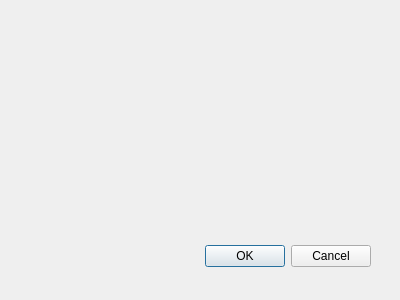
This is CarExhibitionManagement/Dialog_managerSingIn.ui in behruzsayyadi/AP98Project as Qt 5 draws it before an edit. The edited form follows.
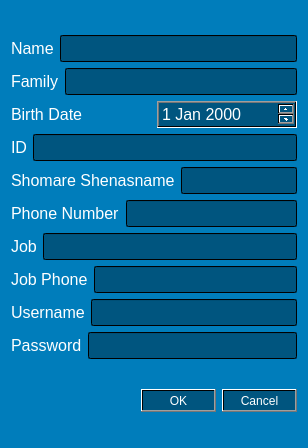
This is the edited form.

The edit to the form file:
```diff
--- a/CarExhibitionManagement/Dialog_managerSingIn.ui
+++ b/CarExhibitionManagement/Dialog_managerSingIn.ui
@@ -8,29 +8,325 @@
    <rect>
     <x>0</x>
     <y>0</y>
-    <width>400</width>
-    <height>300</height>
+    <width>308</width>
+    <height>448</height>
    </rect>
   </property>
   <property name="windowTitle">
    <string>Dialog</string>
   </property>
-  <widget name="buttonBox" class="QDialogButtonBox">
-   <property name="geometry">
-    <rect>
-     <x>30</x>
-     <y>240</y>
-     <width>341</width>
-     <height>32</height>
-    </rect>
-   </property>
-   <property name="orientation">
-    <enum>Qt::Horizontal</enum>
-   </property>
-   <property name="standardButtons">
-    <set>QDialogButtonBox::Cancel|QDialogButtonBox::Ok</set>
-   </property>
-  </widget>
+  <property name="styleSheet">
+   <string notr="true">QDialog{background-color: qlineargradient(spread:reflect, x1:1, y1:0, x2:1, y2:1, stop:0.517413 rgba(0, 125, 187, 255));
+color: rgb(255, 255, 255);}
+QLineEdit
+{
+background-color: qlineargradient(spread:reflect, x1:1, y1:0, x2:1, y2:1, stop:0.517413 rgba(0, 85, 127, 255));
+color: rgb(255, 255, 255);
+}
+</string>
+  </property>
+  <layout class="QGridLayout" name="gridLayout">
+   <item row="0" column="0">
+    <layout class="QVBoxLayout" name="verticalLayout">
+     <item>
+      <layout class="QHBoxLayout" name="horizontalLayout">
+       <item>
+        <widget class="QLabel" name="label_name">
+         <property name="font">
+          <font>
+           <pointsize>12</pointsize>
+          </font>
+         </property>
+         <property name="styleSheet">
+          <string notr="true">
+color: rgb(255, 255, 255);</string>
+         </property>
+         <property name="text">
+          <string>Name</string>
+         </property>
+        </widget>
+       </item>
+       <item>
+        <widget class="QLineEdit" name="lineEdit_name">
+         <property name="font">
+          <font>
+           <pointsize>12</pointsize>
+          </font>
+         </property>
+        </widget>
+       </item>
+      </layout>
+     </item>
+     <item>
+      <layout class="QHBoxLayout" name="horizontalLayout_2">
+       <item>
+        <widget class="QLabel" name="label_family">
+         <property name="font">
+          <font>
+           <pointsize>12</pointsize>
+          </font>
+         </property>
+         <property name="styleSheet">
+          <string notr="true">color: rgb(255, 255, 255);</string>
+         </property>
+         <property name="text">
+          <string>Family</string>
+         </property>
+        </widget>
+       </item>
+       <item>
+        <widget class="QLineEdit" name="lineEdit_family">
+         <property name="font">
+          <font>
+           <pointsize>12</pointsize>
+          </font>
+         </property>
+        </widget>
+       </item>
+      </layout>
+     </item>
+     <item>
+      <layout class="QHBoxLayout" name="horizontalLayout_3">
+       <item>
+        <widget class="QLabel" name="label_birthDate">
+         <property name="font">
+          <font>
+           <pointsize>12</pointsize>
+          </font>
+         </property>
+         <property name="styleSheet">
+          <string notr="true">color: rgb(255, 255, 255);</string>
+         </property>
+         <property name="text">
+          <string>Birth Date</string>
+         </property>
+        </widget>
+       </item>
+       <item>
+        <widget class="QDateEdit" name="dateEdit">
+         <property name="font">
+          <font>
+           <pointsize>12</pointsize>
+          </font>
+         </property>
+         <property name="styleSheet">
+          <string notr="true">background-color: qlineargradient(spread:reflect, x1:1, y1:0, x2:1, y2:1, stop:0.517413 rgba(0, 85, 127, 255));
+color: rgb(255, 255, 255);</string>
+         </property>
+        </widget>
+       </item>
+      </layout>
+     </item>
+     <item>
+      <layout class="QHBoxLayout" name="horizontalLayout_4">
+       <item>
+        <widget class="QLabel" name="label_ID">
+         <property name="font">
+          <font>
+           <pointsize>12</pointsize>
+          </font>
+         </property>
+         <property name="styleSheet">
+          <string notr="true">color: rgb(255, 255, 255);</string>
+         </property>
+         <property name="text">
+          <string>ID</string>
+         </property>
+        </widget>
+       </item>
+       <item>
+        <widget class="QLineEdit" name="lineEdit_ID">
+         <property name="font">
+          <font>
+           <pointsize>12</pointsize>
+          </font>
+         </property>
+        </widget>
+       </item>
+      </layout>
+     </item>
+     <item>
+      <layout class="QHBoxLayout" name="horizontalLayout_5">
+       <item>
+        <widget class="QLabel" name="label_shShenasname">
+         <property name="font">
+          <font>
+           <pointsize>12</pointsize>
+          </font>
+         </property>
+         <property name="styleSheet">
+          <string notr="true">color: rgb(255, 255, 255);</string>
+         </property>
+         <property name="text">
+          <string>Shomare Shenasname</string>
+         </property>
+        </widget>
+       </item>
+       <item>
+        <widget class="QLineEdit" name="lineEdit_shShenas">
+         <property name="font">
+          <font>
+           <pointsize>12</pointsize>
+          </font>
+         </property>
+        </widget>
+       </item>
+      </layout>
+     </item>
+     <item>
+      <layout class="QHBoxLayout" name="horizontalLayout_6">
+       <item>
+        <widget class="QLabel" name="label_phoneNum">
+         <property name="font">
+          <font>
+           <pointsize>12</pointsize>
+          </font>
+         </property>
+         <property name="styleSheet">
+          <string notr="true">color: rgb(255, 255, 255);</string>
+         </property>
+         <property name="text">
+          <string>Phone Number</string>
+         </property>
+        </widget>
+       </item>
+       <item>
+        <widget class="QLineEdit" name="lineEdit_phoneNum">
+         <property name="font">
+          <font>
+           <pointsize>12</pointsize>
+          </font>
+         </property>
+        </widget>
+       </item>
+      </layout>
+     </item>
+     <item>
+      <layout class="QHBoxLayout" name="horizontalLayout_7">
+       <item>
+        <widget class="QLabel" name="label_job">
+         <property name="font">
+          <font>
+           <pointsize>12</pointsize>
+          </font>
+         </property>
+         <property name="styleSheet">
+          <string notr="true">color: rgb(255, 255, 255);</string>
+         </property>
+         <property name="text">
+          <string>Job</string>
+         </property>
+        </widget>
+       </item>
+       <item>
+        <widget class="QLineEdit" name="lineEdit_job">
+         <property name="font">
+          <font>
+           <pointsize>12</pointsize>
+          </font>
+         </property>
+        </widget>
+       </item>
+      </layout>
+     </item>
+     <item>
+      <layout class="QHBoxLayout" name="horizontalLayout_8">
+       <item>
+        <widget class="QLabel" name="label_jobPhone">
+         <property name="font">
+          <font>
+           <pointsize>12</pointsize>
+          </font>
+         </property>
+         <property name="styleSheet">
+          <string notr="true">color: rgb(255, 255, 255);</string>
+         </property>
+         <property name="text">
+          <string>Job Phone</string>
+         </property>
+        </widget>
+       </item>
+       <item>
+        <widget class="QLineEdit" name="lineEdit_jobPhone">
+         <property name="font">
+          <font>
+           <pointsize>12</pointsize>
+          </font>
+         </property>
+        </widget>
+       </item>
+      </layout>
+     </item>
+     <item>
+      <layout class="QHBoxLayout" name="horizontalLayout_9">
+       <item>
+        <widget class="QLabel" name="label_username">
+         <property name="font">
+          <font>
+           <pointsize>12</pointsize>
+          </font>
+         </property>
+         <property name="styleSheet">
+          <string notr="true">color: rgb(255, 255, 255);</string>
+         </property>
+         <property name="text">
+          <string>Username</string>
+         </property>
+        </widget>
+       </item>
+       <item>
+        <widget class="QLineEdit" name="lineEdit_username">
+         <property name="font">
+          <font>
+           <pointsize>12</pointsize>
+          </font>
+         </property>
+        </widget>
+       </item>
+      </layout>
+     </item>
+     <item>
+      <layout class="QHBoxLayout" name="horizontalLayout_10">
+       <item>
+        <widget class="QLabel" name="label_password">
+         <property name="font">
+          <font>
+           <pointsize>12</pointsize>
+          </font>
+         </property>
+         <property name="styleSheet">
+          <string notr="true">color: rgb(255, 255, 255);</string>
+         </property>
+         <property name="text">
+          <string>Password</string>
+         </property>
+        </widget>
+       </item>
+       <item>
+        <widget class="QLineEdit" name="lineEdit_password">
+         <property name="font">
+          <font>
+           <pointsize>12</pointsize>
+          </font>
+         </property>
+        </widget>
+       </item>
+      </layout>
+     </item>
+    </layout>
+   </item>
+   <item row="1" column="0">
+    <widget class="QDialogButtonBox" name="buttonBox">
+     <property name="styleSheet">
+      <string notr="true">background-color: qlineargradient(spread:reflect, x1:1, y1:0, x2:1, y2:1, stop:0.517413 rgba(0, 85, 127, 255));
+color: rgb(255, 255, 255);</string>
+     </property>
+     <property name="standardButtons">
+      <set>QDialogButtonBox::Cancel|QDialogButtonBox::Ok</set>
+     </property>
+    </widget>
+   </item>
+  </layout>
  </widget>
  <pixmapfunction/>
  <resources/>
```
Left out of the diff: 42 changed lines with no effect on the pictures.
